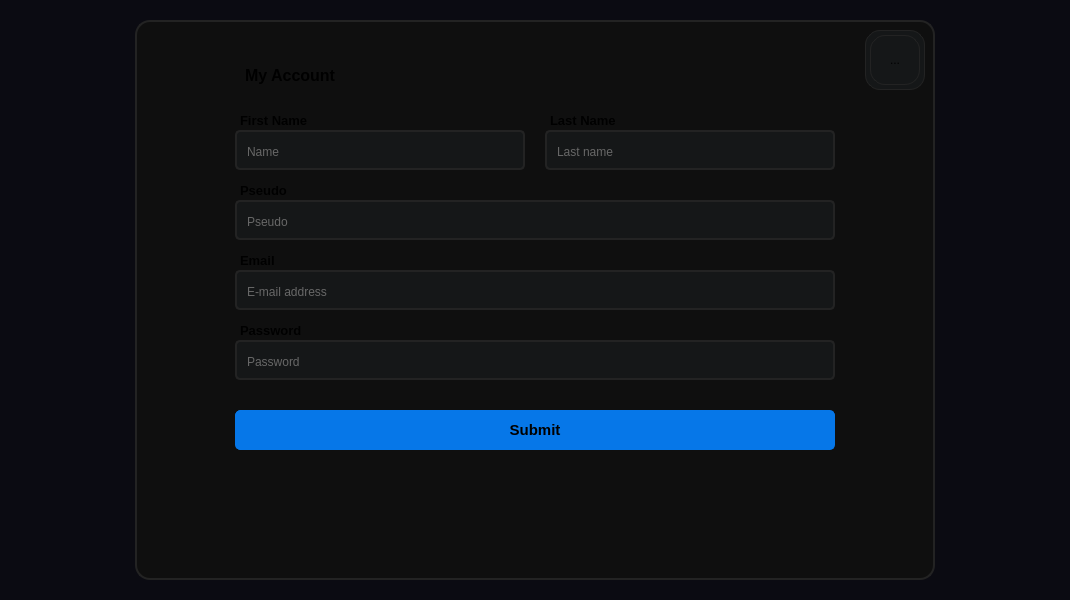
The window that MySuperProjectMSN/Client/mainwindow.ui (thanh-son-lemelle/CPPRT) describes before a commit, drawn with Qt 5.
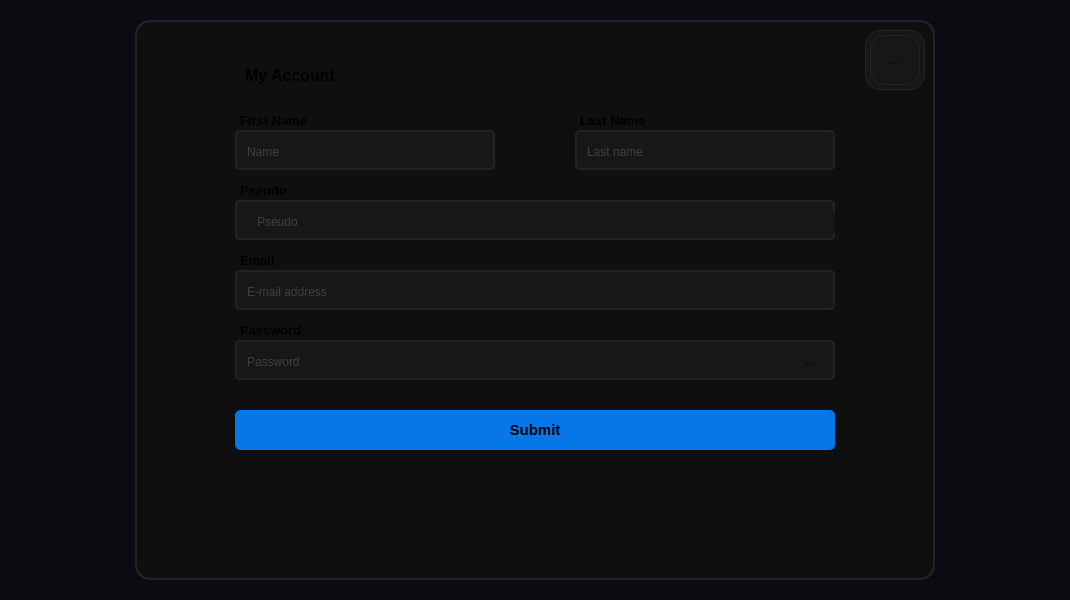
The same window after the commit. The open tabs and pages were chosen to show the change. Icons and pictures are not drawn.

Commit message: <feat>[all] allow the user to edit his profile info

```diff
--- a/MySuperProjectMSN/Client/mainwindow.ui
+++ b/MySuperProjectMSN/Client/mainwindow.ui
@@ -1743,7 +1743,7 @@
         <rect>
          <x>100</x>
          <y>110</y>
-         <width>290</width>
+         <width>260</width>
          <height>40</height>
         </rect>
        </property>
@@ -1763,7 +1763,7 @@
          <rect>
           <x>10</x>
           <y>10</y>
-          <width>271</width>
+          <width>240</width>
           <height>24</height>
          </rect>
         </property>
@@ -1778,6 +1778,15 @@
 color: #676767;</string>
         </property>
         <property name="text">
+         <string/>
+        </property>
+        <property name="echoMode">
+         <enum>QLineEdit::Normal</enum>
+        </property>
+        <property name="readOnly">
+         <bool>true</bool>
+        </property>
+        <property name="placeholderText">
          <string>Name</string>
         </property>
        </widget>
@@ -1828,9 +1837,9 @@
       <widget class="QFrame" name="InputLastNameAccount">
        <property name="geometry">
         <rect>
-         <x>410</x>
+         <x>440</x>
          <y>110</y>
-         <width>290</width>
+         <width>260</width>
          <height>40</height>
         </rect>
        </property>
@@ -1850,7 +1859,7 @@
          <rect>
           <x>10</x>
           <y>10</y>
-          <width>271</width>
+          <width>241</width>
           <height>24</height>
          </rect>
         </property>
@@ -1865,48 +1874,16 @@
 color: #676767;</string>
         </property>
         <property name="text">
+         <string/>
+        </property>
+        <property name="readOnly">
+         <bool>true</bool>
+        </property>
+        <property name="placeholderText">
          <string>Last name</string>
         </property>
        </widget>
       </widget>
-      <widget class="QWidget" name="InputPseudoAccount" native="true">
-       <property name="geometry">
-        <rect>
-         <x>100</x>
-         <y>180</y>
-         <width>600</width>
-         <height>40</height>
-        </rect>
-       </property>
-       <property name="styleSheet">
-        <string notr="true">background-color: rgb(21, 23, 24);
-border-radius: 5px;
-border: 2px solid rgb(35, 35, 35);</string>
-       </property>
-       <widget class="QLineEdit" name="PseudoPlaceholderAccount">
-        <property name="geometry">
-         <rect>
-          <x>10</x>
-          <y>10</y>
-          <width>581</width>
-          <height>24</height>
-         </rect>
-        </property>
-        <property name="font">
-         <font>
-          <family>Tahoma</family>
-          <pointsize>9</pointsize>
-         </font>
-        </property>
-        <property name="styleSheet">
-         <string notr="true">border: none;
-color: #676767;</string>
-        </property>
-        <property name="text">
-         <string>Pseudo</string>
-        </property>
-       </widget>
-      </widget>
       <widget class="QFrame" name="InputEmailAccount">
        <property name="geometry">
         <rect>
@@ -1947,6 +1924,12 @@
 color: #676767;</string>
         </property>
         <property name="text">
+         <string/>
+        </property>
+        <property name="readOnly">
+         <bool>true</bool>
+        </property>
+        <property name="placeholderText">
          <string>E-mail address</string>
         </property>
        </widget>
@@ -1976,7 +1959,7 @@
          <rect>
           <x>10</x>
           <y>10</y>
-          <width>581</width>
+          <width>481</width>
           <height>24</height>
          </rect>
         </property>
@@ -1991,9 +1974,48 @@
 color: #676767;</string>
         </property>
         <property name="text">
+         <string/>
+        </property>
+        <property name="echoMode">
+         <enum>QLineEdit::Password</enum>
+        </property>
+        <property name="readOnly">
+         <bool>true</bool>
+        </property>
+        <property name="placeholderText">
          <string>Password</string>
         </property>
        </widget>
+       <widget class="QToolButton" name="EyePasswordAccount">
+        <property name="geometry">
+         <rect>
+          <x>560</x>
+          <y>5</y>
+          <width>31</width>
+          <height>31</height>
+         </rect>
+        </property>
+        <property name="cursor">
+         <cursorShape>PointingHandCursor</cursorShape>
+        </property>
+        <property name="styleSheet">
+         <string notr="true">border: none;
+background-color: none;</string>
+        </property>
+        <property name="text">
+         <string>...</string>
+        </property>
+        <property name="icon">
+         <iconset resource="ressources.qrc">
+          <normaloff>:/client/assets/img/eye.png</normaloff>:/client/assets/img/eye.png</iconset>
+        </property>
+        <property name="iconSize">
+         <size>
+          <width>30</width>
+          <height>30</height>
+         </size>
+        </property>
+       </widget>
       </widget>
       <widget class="QLabel" name="TextFirstNameAccount">
        <property name="geometry">
@@ -2023,7 +2045,7 @@
       <widget class="QLabel" name="TextLastNameAccount">
        <property name="geometry">
         <rect>
-         <x>415</x>
+         <x>445</x>
          <y>85</y>
          <width>81</width>
          <height>31</height>
@@ -2171,8 +2193,8 @@
       <widget class="QPushButton" name="LastNamepushButton">
        <property name="geometry">
         <rect>
-         <x>710</x>
-         <y>110</y>
+         <x>700</x>
+         <y>120</y>
          <width>41</width>
          <height>31</height>
         </rect>
@@ -2198,83 +2220,172 @@
       <widget class="QPushButton" name="PseudoPushButton">
        <property name="geometry">
         <rect>
-         <x>710</x>
+         <x>700</x>
+         <y>185</y>
+         <width>41</width>
+         <height>31</height>
+        </rect>
+       </property>
+       <property name="cursor">
+        <cursorShape>PointingHandCursor</cursorShape>
+       </property>
+       <property name="styleSheet">
+        <string notr="true">border: none;
+</string>
+       </property>
+       <property name="text">
+        <string/>
+       </property>
+       <property name="icon">
+        <iconset resource="ressources.qrc">
+         <normaloff>:/client/assets/img/pen.png</normaloff>:/client/assets/img/pen.png</iconset>
+       </property>
+       <property name="iconSize">
+        <size>
+         <width>23</width>
+         <height>23</height>
+        </size>
+       </property>
+      </widget>
+      <widget class="QPushButton" name="PenEditEmail">
+       <property name="geometry">
+        <rect>
+         <x>700</x>
+         <y>255</y>
+         <width>41</width>
+         <height>31</height>
+        </rect>
+       </property>
+       <property name="cursor">
+        <cursorShape>PointingHandCursor</cursorShape>
+       </property>
+       <property name="styleSheet">
+        <string notr="true">border: none;
+</string>
+       </property>
+       <property name="text">
+        <string/>
+       </property>
+       <property name="icon">
+        <iconset resource="ressources.qrc">
+         <normaloff>:/client/assets/img/pen.png</normaloff>:/client/assets/img/pen.png</iconset>
+       </property>
+       <property name="iconSize">
+        <size>
+         <width>23</width>
+         <height>23</height>
+        </size>
+       </property>
+      </widget>
+      <widget class="QPushButton" name="PenEditPassword">
+       <property name="geometry">
+        <rect>
+         <x>700</x>
+         <y>325</y>
+         <width>41</width>
+         <height>31</height>
+        </rect>
+       </property>
+       <property name="cursor">
+        <cursorShape>PointingHandCursor</cursorShape>
+       </property>
+       <property name="styleSheet">
+        <string notr="true">border: none;
+</string>
+       </property>
+       <property name="text">
+        <string/>
+       </property>
+       <property name="icon">
+        <iconset resource="ressources.qrc">
+         <normaloff>:/client/assets/img/pen.png</normaloff>:/client/assets/img/pen.png</iconset>
+       </property>
+       <property name="iconSize">
+        <size>
+         <width>23</width>
+         <height>23</height>
+        </size>
+       </property>
+      </widget>
+      <widget class="QPushButton" name="PenEditFirstName">
+       <property name="geometry">
+        <rect>
+         <x>360</x>
+         <y>120</y>
+         <width>41</width>
+         <height>31</height>
+        </rect>
+       </property>
+       <property name="cursor">
+        <cursorShape>PointingHandCursor</cursorShape>
+       </property>
+       <property name="styleSheet">
+        <string notr="true">border: none;
+</string>
+       </property>
+       <property name="text">
+        <string/>
+       </property>
+       <property name="icon">
+        <iconset resource="ressources.qrc">
+         <normaloff>:/client/assets/img/pen.png</normaloff>:/client/assets/img/pen.png</iconset>
+       </property>
+       <property name="iconSize">
+        <size>
+         <width>23</width>
+         <height>23</height>
+        </size>
+       </property>
+      </widget>
+      <widget class="QFrame" name="InputUsernameAccount">
+       <property name="geometry">
+        <rect>
+         <x>100</x>
          <y>180</y>
-         <width>41</width>
-         <height>31</height>
+         <width>600</width>
+         <height>40</height>
         </rect>
        </property>
        <property name="styleSheet">
-        <string notr="true">border: none;
-</string>
+        <string notr="true">background-color: rgb(21, 23, 24);
+border-radius: 5px;
+border: 2px solid rgb(35, 35, 35);</string>
        </property>
-       <property name="text">
-        <string/>
+       <property name="frameShape">
+        <enum>QFrame::StyledPanel</enum>
        </property>
-       <property name="icon">
-        <iconset resource="ressources.qrc">
-         <normaloff>:/client/assets/img/pen.png</normaloff>:/client/assets/img/pen.png</iconset>
+       <property name="frameShadow">
+        <enum>QFrame::Raised</enum>
        </property>
-       <property name="iconSize">
-        <size>
-         <width>23</width>
-         <height>23</height>
-        </size>
-       </property>
-      </widget>
-      <widget class="QPushButton" name="pushButton_3">
-       <property name="geometry">
-        <rect>
-         <x>710</x>
-         <y>250</y>
-         <width>41</width>
-         <height>31</height>
-        </rect>
-       </property>
-       <property name="styleSheet">
-        <string notr="true">border: none;
-</string>
-       </property>
-       <property name="text">
-        <string/>
-       </property>
-       <property name="icon">
-        <iconset resource="ressources.qrc">
-         <normaloff>:/client/assets/img/pen.png</normaloff>:/client/assets/img/pen.png</iconset>
-       </property>
-       <property name="iconSize">
-        <size>
-         <width>23</width>
-         <height>23</height>
-        </size>
-       </property>
-      </widget>
-      <widget class="QPushButton" name="pushButton_4">
-       <property name="geometry">
-        <rect>
-         <x>700</x>
-         <y>320</y>
-         <width>41</width>
-         <height>31</height>
-        </rect>
-       </property>
-       <property name="styleSheet">
-        <string notr="true">border: none;
-</string>
-       </property>
-       <property name="text">
-        <string/>
-       </property>
-       <property name="icon">
-        <iconset resource="ressources.qrc">
-         <normaloff>:/client/assets/img/pen.png</normaloff>:/client/assets/img/pen.png</iconset>
-       </property>
-       <property name="iconSize">
-        <size>
-         <width>23</width>
-         <height>23</height>
-        </size>
-       </property>
+       <widget class="QLineEdit" name="UsernamePlaceholderAccount">
+        <property name="geometry">
+         <rect>
+          <x>20</x>
+          <y>10</y>
+          <width>581</width>
+          <height>24</height>
+         </rect>
+        </property>
+        <property name="font">
+         <font>
+          <family>Tahoma</family>
+          <pointsize>9</pointsize>
+         </font>
+        </property>
+        <property name="styleSheet">
+         <string notr="true">border: none;
+color: #676767;</string>
+        </property>
+        <property name="text">
+         <string/>
+        </property>
+        <property name="readOnly">
+         <bool>true</bool>
+        </property>
+        <property name="placeholderText">
+         <string>Pseudo</string>
+        </property>
+       </widget>
       </widget>
      </widget>
     </widget>
```
Left out of the diff: 19 changed lines with no effect on the pictures. The commit also changes 6 other files.
